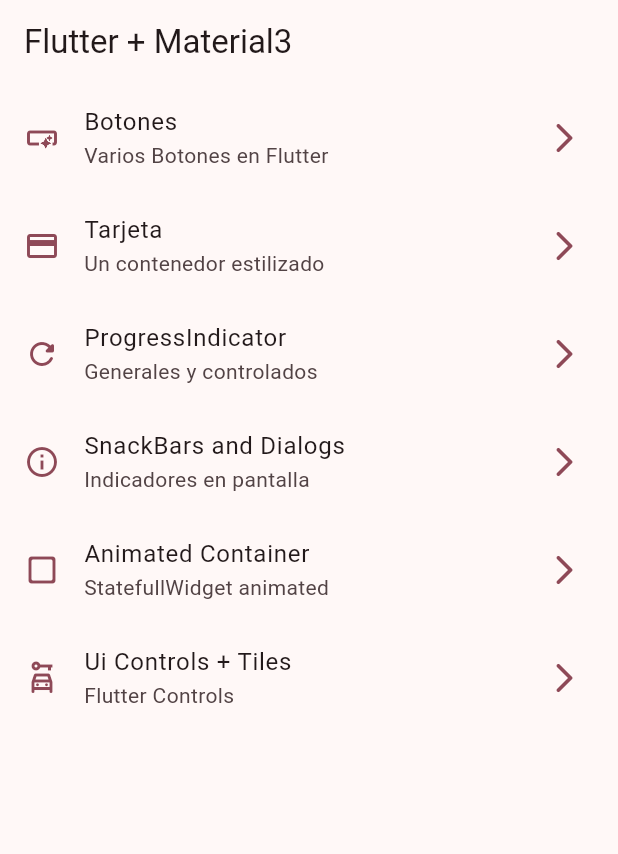
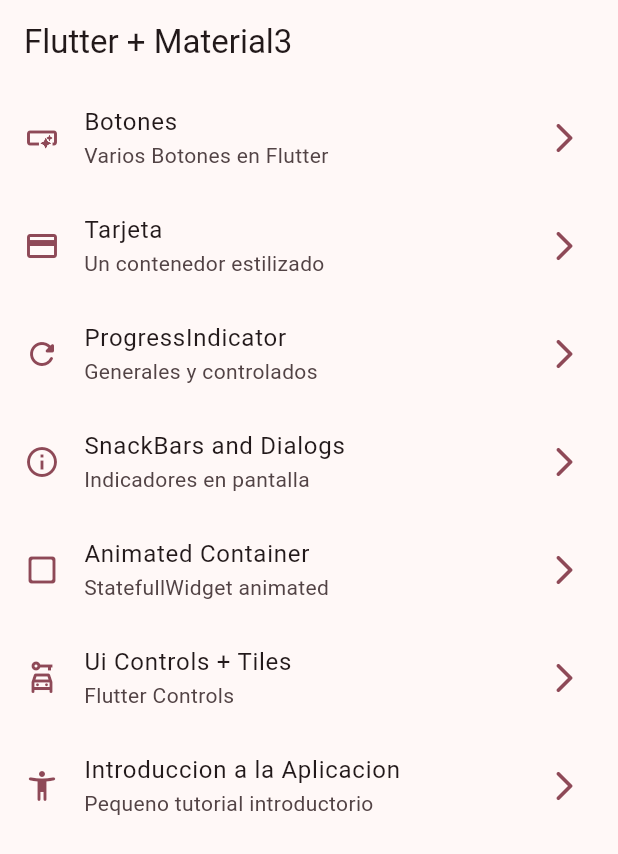
Before and after one commit to EdHuayllasco/WidgetsApp, a Flutter app: the screen it shows after launch, on a phone screen of 412 x 824 dp. Shown: the top 854 px of the screen. Run offline on Flutter 3.47's test engine with Material 2 defaults, Android fonts, the phone set to English and light mode, and no system bars; our stand-ins replace go_router.

```diff
--- a/lib/config/menu/menu_items.dart
+++ b/lib/config/menu/menu_items.dart
@@ -23,4 +23,5 @@ const List<MenuItem> appMenuItems =  [
   MenuItem(title: 'SnackBars and Dialogs', subtitle: 'Indicadores en pantalla', link: '/snackbars', icon: Icons.info_outline),
   MenuItem(title: 'Animated Container', subtitle: 'StatefullWidget animated', link: '/animated', icon: Icons.check_box_outline_blank_rounded),
   MenuItem(title: 'Ui Controls + Tiles', subtitle: 'Flutter Controls', link: '/ui-controls', icon: Icons.car_rental_outlined),
+  MenuItem(title: 'Introduccion a la Aplicacion', subtitle: 'Pequeno tutorial introductorio', link: '/tutorial', icon: Icons.accessibility_new_rounded),
 ];
--- a/lib/config/router/app_router.dart
+++ b/lib/config/router/app_router.dart
@@ -41,6 +41,11 @@ final appRouter = GoRouter(
       path: '/ui-controls',
       builder: (context, state) => const UiControlsScreen(),
     ),
+    GoRoute(
+      name: AppTutorialScreen.name,
+      path: '/tutorial',
+      builder: (context, state) => const AppTutorialScreen(),
+    ),
   ],
 
 );
--- a/pubspec.yaml
+++ b/pubspec.yaml
@@ -18,3 +18,5 @@ dev_dependencies:
 
 flutter:
   uses-material-design: true
+assets:
+  - assets/images/
```
Also changed, not shown: assets/Images/1.png (added), assets/Images/2.png (added), assets/Images/3.png (added), assets/Images/jar-loading.gif (added).
